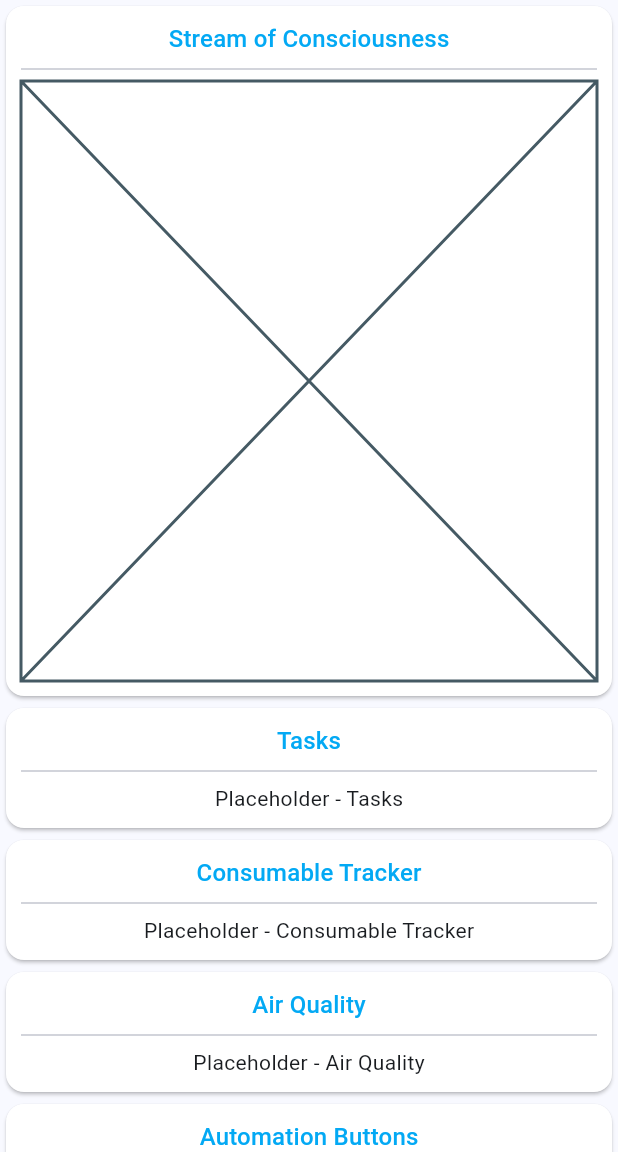
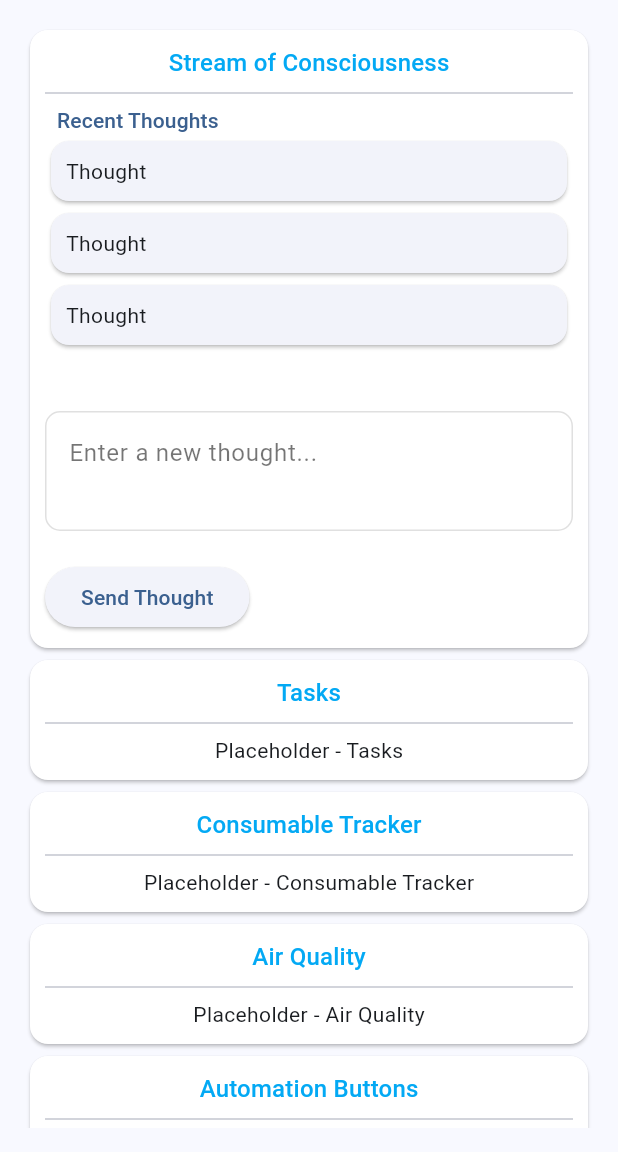
Before and after one commit to VanillaDevelop/cockpit, a Flutter app: the screen it shows once a user with an empty profile is signed in, on a phone screen of 412 x 824 dp, the part 84-1236 px from its top. Run offline on Flutter 3.47's test engine with Material 3 defaults, Android fonts, the light colour scheme and no system bars; our stand-ins replace firebase_auth, firebase_core, flutter_dotenv; missing offline and left inert: firebase_ui_auth, firebase_ui_oauth_google; accounts and stored records are empty; statements that could not run were skipped.

Commit message:
Scaffolding the UI for stream of consciousness

```diff
--- a/lib/components/app_scaffold.dart
+++ b/lib/components/app_scaffold.dart
@@ -10,7 +10,10 @@ class AppScaffold extends StatelessWidget {
   Widget build(BuildContext context) {
     return Scaffold(
       appBar: buildAppBar(context),
-      body: body,
+      body: Padding(
+        padding: const EdgeInsets.all(16.0),
+        child: body,
+      ),
     );
   }
 
--- a/lib/config/constants.dart
+++ b/lib/config/constants.dart
@@ -2,4 +2,5 @@ import 'package:flutter/material.dart';
 
 // Constants
 const Color seedColor = Color.fromARGB(255, 0, 93, 168);
+const Color titleColor = Colors.lightBlue;
 const String appTitle = 'Cockpit';
--- a/lib/features/stream_of_consciousness.dart
+++ /dev/null
@@ -1,10 +0,0 @@
-import 'package:flutter/material.dart';
-
-class StreamOfConsciousness extends StatelessWidget {
-  const StreamOfConsciousness({super.key});
-
-  @override
-  Widget build(BuildContext context) {
-    return const Placeholder();
-  }
-}
--- /dev/null
+++ b/lib/features/stream_of_consciousness/stream_of_consciousness.dart
@@ -0,0 +1,72 @@
+import 'package:cockpit/features/stream_of_consciousness/thought_card.dart';
+import 'package:flutter/material.dart';
+
+class StreamOfConsciousness extends StatelessWidget {
+  const StreamOfConsciousness({super.key});
+
+  @override
+  Widget build(BuildContext context) {
+    return Column(
+      crossAxisAlignment: CrossAxisAlignment.start,
+      children: [
+        buildThoughtHistory(context),
+        const SizedBox(height: 30),
+        buildTextBox(),
+        const SizedBox(height: 10),
+        ElevatedButton(
+          onPressed: () {},
+          child: const Text('Send Thought'),
+        ),
+      ],
+    );
+  }
+
+  // Builds the history of recent thoughts
+  Column buildThoughtHistory(BuildContext context) {
+    return Column(
+      crossAxisAlignment: CrossAxisAlignment.start,
+      children: [
+        Padding(
+          padding: const EdgeInsets.symmetric(horizontal: 8.0),
+          child: Text(
+            'Recent Thoughts',
+            style: Theme.of(context).textTheme.titleSmall?.copyWith(
+                  color: Theme.of(context).colorScheme.primary,
+                ),
+          ),
+        ),
+        const ThoughtCard(),
+        const ThoughtCard(),
+        const ThoughtCard(),
+      ],
+    );
+  }
+
+  // Builds the input text box
+  Padding buildTextBox() {
+    return Padding(
+      padding: const EdgeInsets.symmetric(vertical: 10.0),
+      child: TextField(
+        decoration: InputDecoration(
+          enabledBorder: buildTextBoxBorder(),
+          focusedBorder: buildTextBoxBorder(),
+          hintText: 'Enter a new thought...',
+          hintStyle: const TextStyle(
+            color: Colors.black54,
+          ),
+        ),
+        maxLines: 2,
+      ),
+    );
+  }
+
+  // Builds the border for the text box
+  OutlineInputBorder buildTextBoxBorder() {
+    return OutlineInputBorder(
+      borderRadius: BorderRadius.circular(10.0),
+      borderSide: const BorderSide(
+        color: Colors.black12,
+      ),
+    );
+  }
+}
--- /dev/null
+++ b/lib/features/stream_of_consciousness/thought_card.dart
@@ -0,0 +1,18 @@
+import 'package:flutter/material.dart';
+
+class ThoughtCard extends StatelessWidget {
+  const ThoughtCard({super.key});
+
+  @override
+  Widget build(BuildContext context) {
+    return const Card(
+      child: Padding(
+        padding: EdgeInsets.all(10.0),
+        child: SizedBox(
+          width: double.infinity,
+          child: Text('Thought'),
+        ),
+      ),
+    );
+  }
+}
--- a/lib/pages/home_page.dart
+++ b/lib/pages/home_page.dart
@@ -1,7 +1,7 @@
 import 'package:cockpit/components/app_scaffold.dart';
 import 'package:cockpit/components/feature_card.dart';
 import 'package:cockpit/components/responsive_grid.dart';
-import 'package:cockpit/features/stream_of_consciousness.dart';
+import 'package:cockpit/features/stream_of_consciousness/stream_of_consciousness.dart';
 import 'package:flutter/material.dart';
 
 class HomePage extends StatelessWidget {
@@ -32,8 +32,8 @@ class HomePage extends StatelessWidget {
           child: Text('Placeholder - Automation Buttons'),
         ),
         FeatureCard(
-          title: 'Placeholder',
-          child: Text('Placeholder'),
+          title: 'Finance Tracker',
+          child: Text('Placeholder - Finance Tracker'),
         ),
       ]),
     );
```
